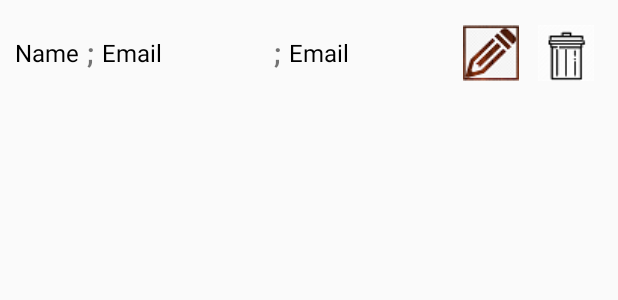
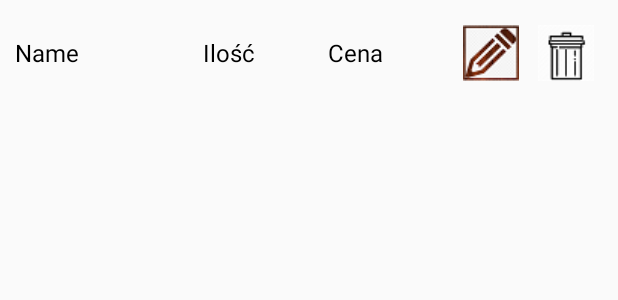
Before and after one commit to dlewandowski13/ShoppingList, an Android app: the layout items_row.xml on its own in the app's theme, with its tools: preview values and no code run, on a phone screen of 412 x 824 dp. Shown: the top 300 px of the screen. Run offline under Robolectric (Android 15) with nearby library versions, the phone set to English and light mode, and no system bars.

Commit message:
poukładanie item_row

```diff
--- a/app/src/main/java/com/s24642/shoppinglist/ItemAdapter.kt
+++ b/app/src/main/java/com/s24642/shoppinglist/ItemAdapter.kt
@@ -36,11 +36,11 @@ class ItemAdapter(val context: Context, val items: ArrayList<ShpngListModelClass
             holder.llMain.setBackgroundColor(
                 ContextCompat.getColor(
                     context,
-                    R.color.colorLightGray
+                    R.color.gray
                 )
             )
         } else {
-            holder.llMain.setBackgroundColor(ContextCompat.getColor(context, R.color.colorWhite))
+            holder.llMain.setBackgroundColor(ContextCompat.getColor(context, R.color.gray2))
         }
 
 //obsługa przycisku do aktualizacji rekordu
--- a/app/src/main/res/layout/items_row.xml
+++ b/app/src/main/res/layout/items_row.xml
@@ -6,56 +6,41 @@
     android:layout_height="wrap_content"
     android:gravity="center_vertical"
     android:orientation="horizontal"
-    android:padding="10dp">
+    android:padding="10dp"
+    android:weightSum="6">
 
     <TextView
         android:id="@+id/tvName"
         android:layout_width="wrap_content"
         android:layout_height="wrap_content"
+        android:layout_weight="2"
         android:textColor="@android:color/black"
         android:textSize="16sp"
         tools:text="Name" />
 
     <TextView
-        android:layout_width="wrap_content"
-        android:layout_height="wrap_content"
-        android:layout_marginStart="5dp"
-        android:layout_marginEnd="5dp"
-        android:textSize="18sp"
-        android:textStyle="bold"
-        tools:text=";" />
-
-    <TextView
         android:id="@+id/tvAmount"
         android:layout_width="0dp"
         android:layout_height="wrap_content"
-        android:layout_weight="1"
+        android:layout_weight="2"
         android:textColor="@android:color/black"
         android:textSize="16sp"
-        tools:text="Email" />
-
-    <TextView
-        android:layout_width="wrap_content"
-        android:layout_height="wrap_content"
-        android:layout_marginStart="5dp"
-        android:layout_marginEnd="5dp"
-        android:textSize="18sp"
-        android:textStyle="bold"
-        tools:text=";" />
+        tools:text="Ilość" />
 
     <TextView
         android:id="@+id/tvPrice"
         android:layout_width="0dp"
         android:layout_height="wrap_content"
-        android:layout_weight="1"
+        android:layout_weight="2"
         android:textColor="@android:color/black"
         android:textSize="16sp"
-        tools:text="Email" />
+        tools:text="Cena" />
 
     <ImageView
         android:id="@+id/ivEdit"
         android:layout_width="50dp"
         android:layout_height="50dp"
+        android:layout_weight="0.5"
         android:contentDescription="image"
         android:foreground="?attr/selectableItemBackgroundBorderless"
         android:scaleType="center"
@@ -65,6 +50,7 @@
         android:id="@+id/ivDelete"
         android:layout_width="50dp"
         android:layout_height="50dp"
+        android:layout_weight="0.5"
         android:contentDescription="image"
         android:foreground="?attr/selectableItemBackgroundBorderless"
         android:scaleType="center"
--- a/app/src/main/res/values/colors.xml
+++ b/app/src/main/res/values/colors.xml
@@ -10,4 +10,6 @@
     <color name="light_grey">#7D8893</color>
     <color name="colorWhite">#FFFFFF</color>
     <color name="colorLightGray">#EBEBEB</color>
+    <color name="gray">#475868</color>
+    <color name="gray2">#364B5E</color>
 </resources>
```
